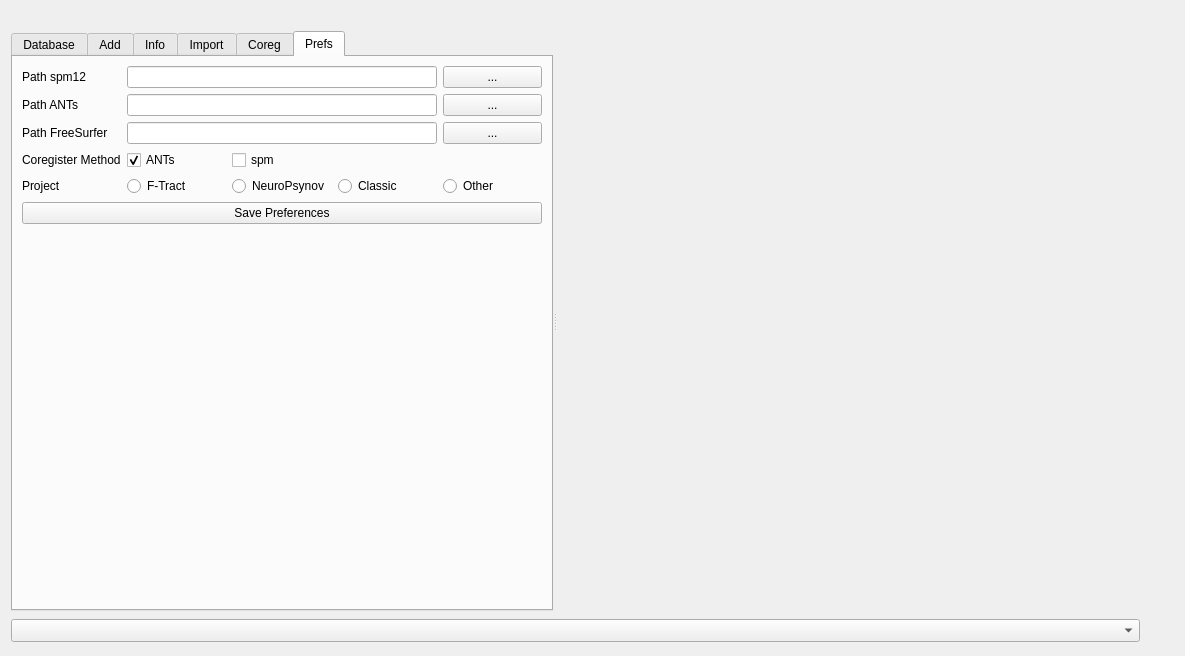
First picture: the form in ImageImport.ui, repository IntrAnatSEEGSoftware/IntrAnat, before the edit.
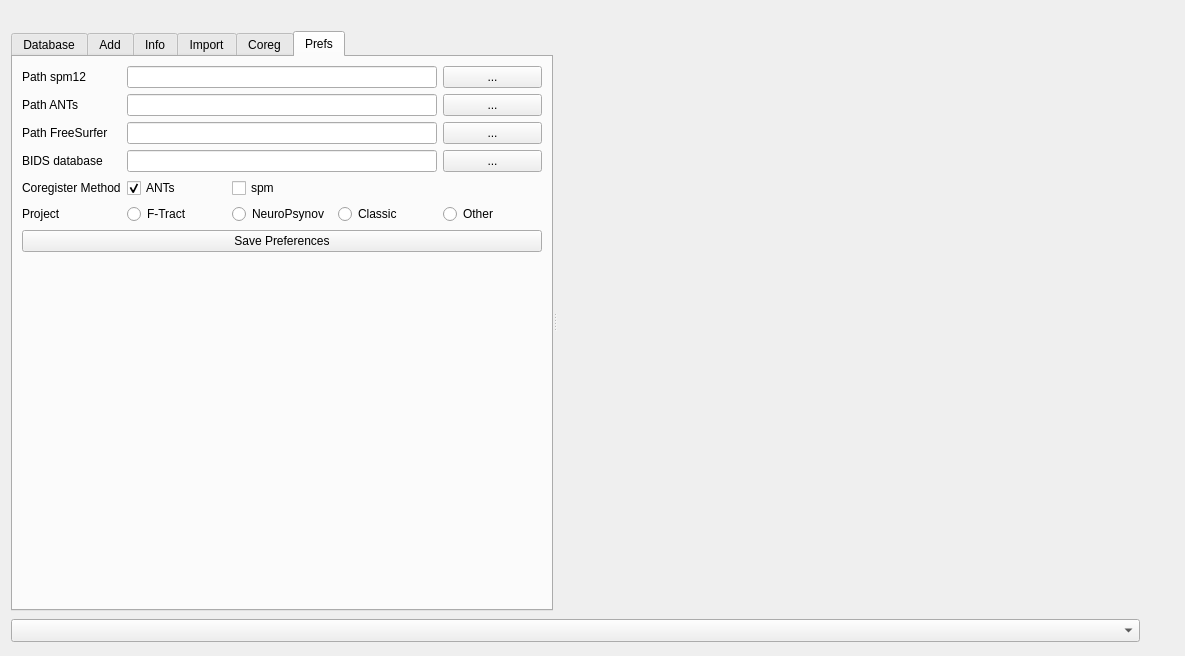
Second picture: the form after the edit. The open tabs and pages were chosen to show the change.

Commit message: Added BIDS preference

```diff
--- a/ImageImport.ui
+++ b/ImageImport.ui
@@ -1168,13 +1168,31 @@
           </item>
 		  
           <item row="4" column="0">
+           <widget class="QLabel" name="labelBIDS">
+            <property name="text">
+             <string>BIDS database</string>
+            </property>
+           </widget>
+          </item>
+          <item row="4" column="1" colspan="3">
+           <widget class="QLineEdit" name="prefBidsEdit"/>
+          </item>
+          <item row="4" column="4">
+           <widget class="QPushButton" name="prefBidsButton">
+            <property name="text">
+             <string>...</string>
+            </property>
+           </widget>
+          </item>
+		  
+          <item row="5" column="0">
            <widget class="QLabel" name="label_49">
             <property name="text">
              <string>Coregister Method</string>
             </property>
            </widget>
           </item>
-          <item row="4" column="1">
+          <item row="5" column="1">
            <widget class="QCheckBox" name="prefANTScheckbox">
             <property name="text">
              <string>ANTs</string>
@@ -1184,7 +1202,7 @@
             </property>
            </widget>
           </item>
-          <item row="4" column="2">
+          <item row="5" column="2">
            <widget class="QCheckBox" name="prefSPMcheckbox">
             <property name="text">
              <string>spm</string>
@@ -1192,35 +1210,35 @@
            </widget>
           </item>
 		  
-          <item row="5" column="0">
+          <item row="6" column="0">
            <widget class="QLabel" name="label_53">
             <property name="text">
              <string>Project</string>
             </property>
            </widget>
           </item>
-          <item row="5" column="1">
+          <item row="6" column="1">
            <widget class="QRadioButton" name="radioProjFtract">
             <property name="text">
              <string>F-Tract</string>
             </property>
            </widget>
           </item>
-          <item row="5" column="2">
+          <item row="6" column="2">
            <widget class="QRadioButton" name="radioProjNeuro">
             <property name="text">
              <string>NeuroPsynov</string>
             </property>
            </widget>
           </item>
-          <item row="5" column="3">
+          <item row="6" column="3">
            <widget class="QRadioButton" name="radioClassic">
             <property name="text">
              <string>Classic</string>
             </property>
            </widget>
           </item>
-          <item row="5" column="4">
+          <item row="6" column="4">
            <widget class="QRadioButton" name="radioOther">
             <property name="text">
              <string>Other</string>
```
Left out of the diff: 9 changed lines with no effect on the pictures. The commit also changes 1 other file.
